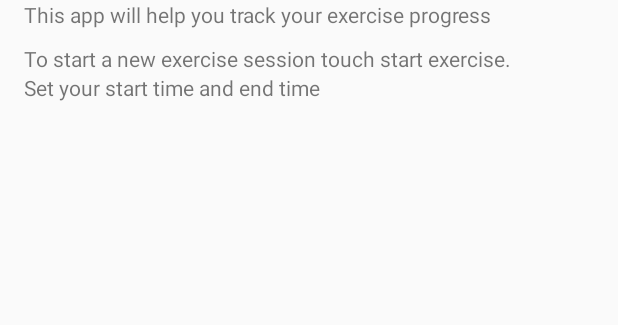
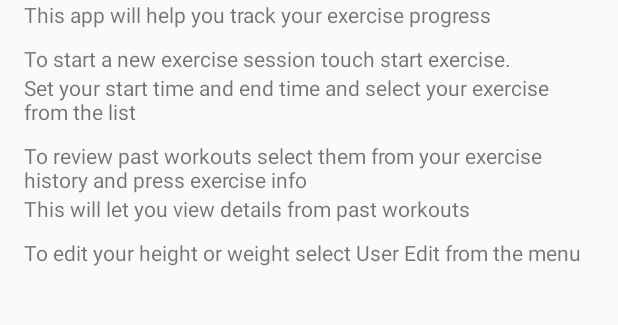
Before and after one commit to brandt1990/ProjectFittness, an Android app: the AboutActivity screen opened directly, with no data from a screen before it, in the options menu, after a tap on "Help", on a phone screen of 412 x 824 dp, the part 137-462 px from its top. Run offline under Robolectric (Android 15) with nearby library versions, the phone set to English and light mode, and no system bars.

Commit message:
sting resources extracted from menus and buttons help updated

```diff
--- a/app/src/main/res/layout/activity_help.xml
+++ b/app/src/main/res/layout/activity_help.xml
@@ -25,29 +25,48 @@
                 android:layout_width="fill_parent"
                 android:layout_height="wrap_content"
                 android:text="Welcome to Human Health"
-                android:id="@+id/textView2"
-                android:layout_below="@+id/linearLayout" />
+                android:id="@+id/textView2"/>
 
             <TextView
                 android:layout_width="fill_parent"
                 android:layout_height="wrap_content"
                 android:text="This app will help you track your exercise progress"
-                android:id="@+id/textView3"
-                android:layout_below="@+id/textView2"/>
+                android:id="@+id/textView3"/>
 
             <TextView
                 android:layout_width="fill_parent"
                 android:layout_height="wrap_content"
                 android:text="To start a new exercise session touch start exercise."
                 android:id="@+id/textView4"
-                android:layout_below="@+id/textView3"
                 android:layout_marginTop="10dp"/>
 
             <TextView
                 android:layout_width="fill_parent"
                 android:layout_height="wrap_content"
-                android:text="Set your start time and end time "/>
+                android:text="Set your start time and end time and select your exercise from the list "
+                android:id="@+id/textView5"/>
 
+
+            <TextView
+                android:layout_width="fill_parent"
+                android:layout_height="wrap_content"
+                android:text="To review past workouts select them from your exercise history and press exercise info "
+                android:id="@+id/textView7"
+                android:layout_marginTop="10dp"/>
+
+            <TextView
+                android:layout_width="fill_parent"
+                android:layout_height="wrap_content"
+                android:text="This will let you view details from past workouts"
+                android:id="@+id/textView8"/>
+
+
+            <TextView
+                android:layout_width="fill_parent"
+                android:layout_height="wrap_content"
+                android:text="To edit your height or weight select User Edit from the menu"
+                android:id="@+id/textView6"
+                android:layout_marginTop="10dp"/>
 
     </LinearLayout>
 </ScrollView>
--- a/app/src/main/res/menu/menu_about.xml
+++ b/app/src/main/res/menu/menu_about.xml
@@ -5,21 +5,21 @@
     <item
         android:id="@+id/action_summary"
         android:orderInCategory="100"
-        android:title="User Summary"
+        android:title="@string/menu_user_summary"
         app:showAsAction="never" />
     <item
         android:id="@+id/action_settings"
         android:orderInCategory="200"
-        android:title="User Edit"
+        android:title="@string/menu_user_edit"
         app:showAsAction="never" />
     <item
         android:id="@+id/action_help"
         android:orderInCategory="300"
-        android:title="Help"
+        android:title="@string/menu_help"
         app:showAsAction="never" />
     <item
         android:id="@+id/action_about"
         android:orderInCategory="400"
-        android:title="About"
+        android:title="@string/menu_about"
         app:showAsAction="never" />
 </menu>
--- a/app/src/main/res/menu/menu_help.xml
+++ b/app/src/main/res/menu/menu_help.xml
@@ -5,21 +5,21 @@
     <item
         android:id="@+id/action_summary"
         android:orderInCategory="100"
-        android:title="User Summary"
+        android:title="@string/menu_user_summary"
         app:showAsAction="never" />
     <item
         android:id="@+id/action_settings"
         android:orderInCategory="200"
-        android:title="User Edit"
+        android:title="@string/menu_user_edit"
         app:showAsAction="never" />
     <item
         android:id="@+id/action_help"
         android:orderInCategory="300"
-        android:title="Help"
+        android:title="@string/menu_help"
         app:showAsAction="never" />
     <item
         android:id="@+id/action_about"
         android:orderInCategory="400"
-        android:title="About"
+        android:title="@string/menu_about"
         app:showAsAction="never" />
 </menu>
--- a/app/src/main/res/values/strings.xml
+++ b/app/src/main/res/values/strings.xml
@@ -8,4 +8,11 @@
     <string name="title_activity_about">AboutActivity</string>
 
     <string name="hello_world">Hello world!</string>
+    <string name="menu_user_summary">User Summary</string>
+    <string name="menu_user_edit">User Edit</string>
+    <string name="menu_help">Help</string>
+    <string name="menu_about">About</string>
+    <string name="button_exercise_info">Exercise Info</string>
+    <string name="button_start_exercise">Start Exercise</string>
+    <string name="button_play_music">Play Music</string>
 </resources>
```
Also changed, not shown: app/src/main/res/layout/activity_user_summary.xml (+3 -4 lines), app/src/main/res/menu/menu_main.xml (+4 -4 lines), app/src/main/res/menu/menu_user_summary.xml (+4 -4 lines), app/src/main/res/menu/menu_userentry.xml (+4 -4 lines), app/src/main/res/menu/menu_workout.xml (+4 -4 lines).
